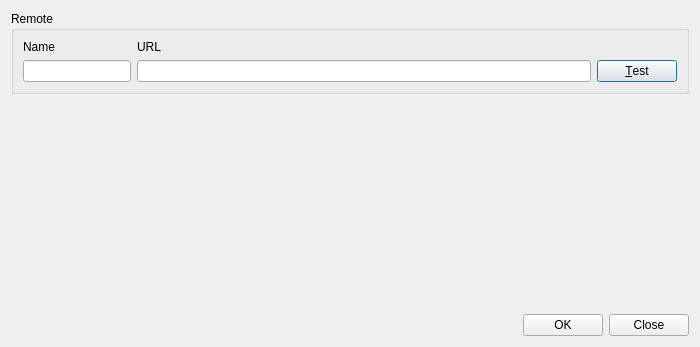
The window that src/EditRemoteDialog.ui (soramimi/Guitar) describes before a commit, drawn with Qt 5.
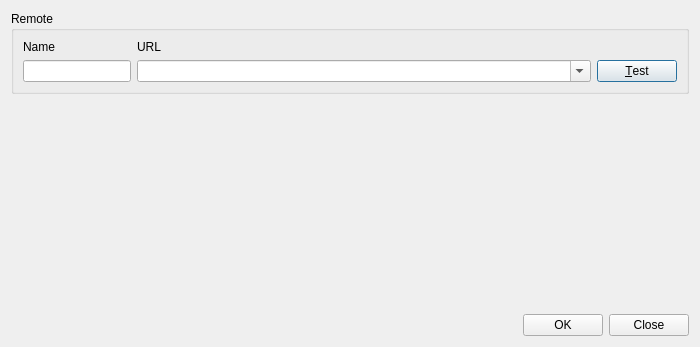
The same window after the commit. Custom widgets are drawn as their Qt base class.

Patch:
```diff
--- a/src/EditRemoteDialog.ui
+++ b/src/EditRemoteDialog.ui
@@ -45,7 +45,17 @@
        </widget>
       </item>
       <item row="1" column="1">
-       <widget class="RepositoryLineEdit" name="lineEdit_url"/>
+       <widget class="RepositoryUrlComboBox" name="comboBox_url">
+        <property name="sizePolicy">
+         <sizepolicy hsizetype="MinimumExpanding" vsizetype="Fixed">
+          <horstretch>0</horstretch>
+          <verstretch>0</verstretch>
+         </sizepolicy>
+        </property>
+        <property name="editable">
+         <bool>true</bool>
+        </property>
+       </widget>
       </item>
       <item row="1" column="2">
        <widget class="QPushButton" name="pushButton_test">
@@ -117,17 +127,17 @@
   </layout>
  </widget>
  <customwidgets>
-  <customwidget>
-   <class>RepositoryLineEdit</class>
-   <extends>QLineEdit</extends>
-   <header>RepositoryLineEdit.h</header>
-  </customwidget>
   <customwidget>
    <class>RemoteAdvancedOptionWidget</class>
    <extends>QWidget</extends>
    <header>RemoteAdvancedOptionWidget.h</header>
    <container>1</container>
   </customwidget>
+  <customwidget>
+   <class>RepositoryUrlComboBox</class>
+   <extends>QComboBox</extends>
+   <header>RepositoryUrlComboBox.h</header>
+  </customwidget>
  </customwidgets>
  <tabstops>
   <tabstop>lineEdit_name</tabstop>
```
Left out of the diff: 1 changed line with no effect on the pictures.
